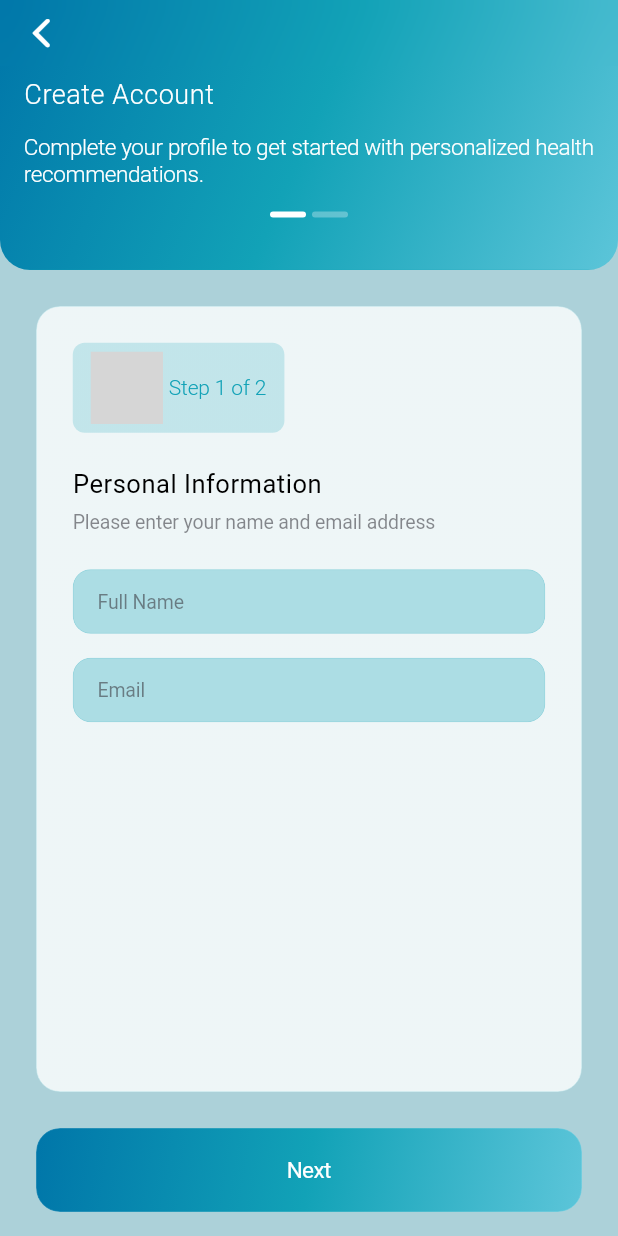
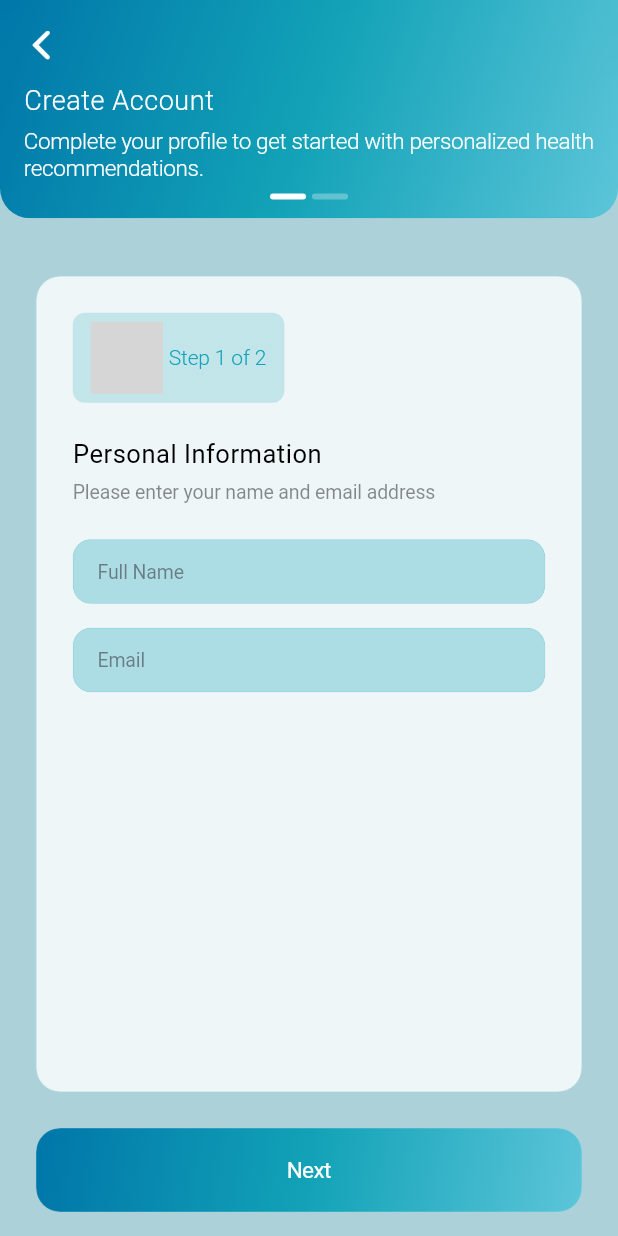
Before and after one commit to bbrito0/NeuroApp, a Flutter app: the FinalizeAccountScreen screen opened directly, on a phone screen of 412 x 824 dp. Run offline on Flutter 3.47's test engine with Material 3 defaults, Android fonts, the phone set to English and light mode, and no system bars; our stand-ins replace fl_chart, wave, webview_flutter; missing offline and left inert: dart:html, flutter_sficon, mobile_scanner, tutorial_coach_mark, webview_flutter_android, webview_flutter_wkwebview; network calls fail; grey boxes are pictures that could not be loaded.

Commit message:
first mac fixes

```diff
--- a/lib/screens/finalize_account_screen.dart
+++ b/lib/screens/finalize_account_screen.dart
@@ -26,7 +26,6 @@ class _CustomNavigationBar extends StatelessWidget implements ObstructingPreferr
       child: BackdropFilter(
         filter: ImageFilter.blur(sigmaX: 8, sigmaY: 8),
         child: Container(
-          height: 180,
           decoration: BoxDecoration(
             gradient: LinearGradient(
               begin: Alignment.topLeft,
@@ -47,11 +46,15 @@ class _CustomNavigationBar extends StatelessWidget implements ObstructingPreferr
           ),
           child: SafeArea(
             bottom: false,
+            child: Padding(
+              padding: const EdgeInsets.only(bottom: 12),
               child: Column(
                 mainAxisSize: MainAxisSize.min,
                 crossAxisAlignment: CrossAxisAlignment.start,
                 children: [
-                CupertinoNavigationBar(
+                  Padding(
+                    padding: const EdgeInsets.only(top: 8),
+                    child: CupertinoNavigationBar(
                       backgroundColor: Colors.transparent,
                       border: null,
                       padding: const EdgeInsetsDirectional.only(start: 8),
@@ -60,9 +63,10 @@ class _CustomNavigationBar extends StatelessWidget implements ObstructingPreferr
                         onPressed: () => Navigator.of(context).pop(),
                       ),
                     ),
-                const SizedBox(height: 8),
+                  ),
+                  const SizedBox(height: 4),
                   Padding(
-                  padding: const EdgeInsets.only(left: 16, right: 16),
+                    padding: const EdgeInsets.symmetric(horizontal: 16),
                     child: Text(
                       'Create Account',
                       style: AppTextStyles.withColor(
@@ -71,9 +75,9 @@ class _CustomNavigationBar extends StatelessWidget implements ObstructingPreferr
                       ),
                     ),
                   ),
-                const SizedBox(height: 16),
+                  const SizedBox(height: 8),
                   Padding(
-                  padding: const EdgeInsets.fromLTRB(16, 0, 16, 0),
+                    padding: const EdgeInsets.symmetric(horizontal: 16),
                     child: Text(
                       'Complete your profile to get started with personalized health recommendations.',
                       style: AppTextStyles.withColor(
@@ -82,7 +86,7 @@ class _CustomNavigationBar extends StatelessWidget implements ObstructingPreferr
                       ),
                     ),
                   ),
-                const SizedBox(height: 16),
+                  const SizedBox(height: 8),
                   Padding(
                     padding: const EdgeInsets.symmetric(horizontal: 16),
                     child: Row(
@@ -108,11 +112,12 @@ class _CustomNavigationBar extends StatelessWidget implements ObstructingPreferr
             ),
           ),
         ),
+      ),
     );
   }
 
   @override
-  Size get preferredSize => const Size.fromHeight(180);
+  Size get preferredSize => const Size.fromHeight(160);
 
   @override
   bool shouldFullyObstruct(BuildContext context) => false;
```
Also changed, not shown: lib/screens/choose_supplements_screen.dart (+12 -7 lines), lib/screens/medical_record_screen.dart (+13 -8 lines), lib/screens/qr_scanner_screen.dart (+7 -6 lines), lib/screens/tavus_call_screen.dart (+18 -24 lines), lib/screens/web_shim.dart (added, +29 -0 lines), lib/screens/web_stub.dart (added, +31 -0 lines), 12 other files. Lines whose indentation alone changed are shown as unchanged.
